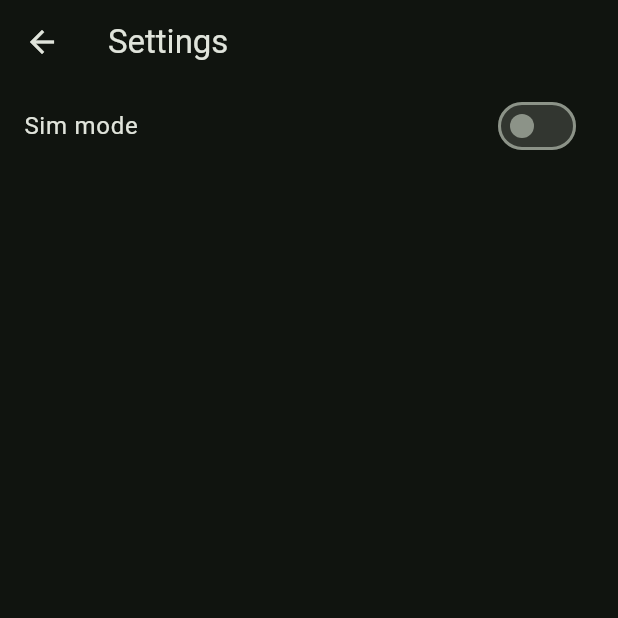
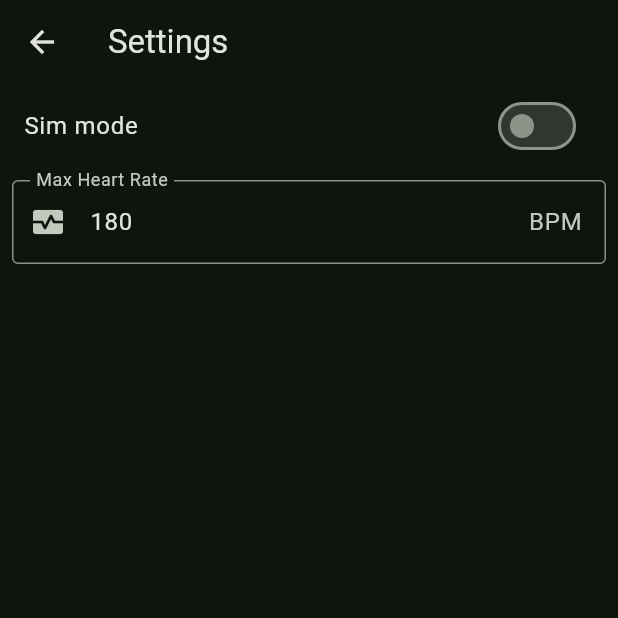
Before and after one commit to ray-cronelea/zone-2-training, a Flutter app: the screen it shows after launch, after a tap on the "settings" icon, on a phone screen of 412 x 824 dp, the top half of it. Run offline on Flutter 3.47's test engine with Material 3 defaults, Android fonts, the light colour scheme and no system bars; our stand-ins replace flutter_blue_plus, permission_handler, shared_preferences, syncfusion_flutter_charts; missing offline and left inert: keep_screen_on, simple_pid.

Commit message:
added configurable heart rate setpoint and setting for max heart rate for default value

```diff
--- a/lib/BluetoothSelectionScreen.dart
+++ b/lib/BluetoothSelectionScreen.dart
@@ -37,7 +37,7 @@ class _BluetoothSelectionScreenState extends State<BluetoothSelectionScreen> {
       ),
       floatingActionButton: FloatingActionButton(
         child: const Icon(Icons.refresh),
-        onPressed: () => scanBluetoothDevices,
+        onPressed: () => scanBluetoothDevices(),
       ),
     );
   }
--- a/lib/SettingsScreen.dart
+++ b/lib/SettingsScreen.dart
@@ -1,6 +1,7 @@
 import 'dart:async';
 
 import 'package:flutter/material.dart';
+import 'package:flutter/services.dart';
 import 'package:zone_2_training/preferences.dart';
 
 class SettingsScreen extends StatefulWidget {
@@ -11,26 +12,50 @@ class SettingsScreen extends StatefulWidget {
 }
 
 class _SettingsScreenState extends State<SettingsScreen> {
+  final maxHeartRateController = TextEditingController();
+
   bool _simMode = false;
+  int _maxHeartRate = 0;
 
   @override
   void initState() {
     super.initState();
-    readSimMode();
+    readSettings();
   }
 
-  Future<void> readSimMode() async {
+  @override
+  void dispose() {
+    super.dispose();
+    maxHeartRateController.dispose();
+  }
+
+  Future<void> readSettings() async {
     bool simMode = await Preferences.isSimMode();
+    int maxHeartRate = await Preferences.getMaxHeartRate();
+    maxHeartRateController.text = maxHeartRate.toString();
+    maxHeartRateController.addListener(() {
+      print("change");
+      int newVal = int.parse(maxHeartRateController.text);
+      if (_maxHeartRate != newVal) {
+        _maxHeartRate = newVal;
+        saveMaxHeartRate(_maxHeartRate);
+      }
+    });
     setState(() {
       _simMode = simMode;
+      _maxHeartRate = maxHeartRate;
     });
   }
 
-  Future<void> writeSimMode(bool value) async {
+  Future<void> saveSimMode(bool value) async {
     await Preferences.saveSimMode(value);
     setState(() {
       _simMode = value;
     });
+  }
+
+  Future<void> saveMaxHeartRate(int value) async {
+    await Preferences.saveMaxHeartRate(value);
   }
 
   @override
@@ -47,17 +72,27 @@ class _SettingsScreenState extends State<SettingsScreen> {
               value: _simMode,
               onChanged: (bool value) {
                 print("New value $value");
-                writeSimMode(value);
+                saveSimMode(value);
               },
             ),
-          )
+          ),
+          Padding(
+            padding: const EdgeInsets.all(8.0),
+            child: TextField(
+              controller: maxHeartRateController,
+              keyboardType: TextInputType.number,
+              inputFormatters: <TextInputFormatter>[FilteringTextInputFormatter.digitsOnly],
+              decoration: InputDecoration(
+                prefixIcon: Icon(Icons.monitor_heart),
+                suffixText: "BPM",
+                labelText: 'Max Heart Rate',
+                hintText: 'Enter your max heart rate',
+                border: OutlineInputBorder(),
+              ),
+            ),
+          ),
         ],
       ),
     );
   }
-
-  @override
-  void dispose() {
-    super.dispose();
-  }
 }
--- a/lib/preferences.dart
+++ b/lib/preferences.dart
@@ -1,17 +1,24 @@
 import 'package:shared_preferences/shared_preferences.dart';
 
 class Preferences {
-  static const String SIM_MODE = "SIM MODE";
+  static const String BOOL_SIM_MODE = "SIM MODE";
+  static const String INT_MAX_HEARTRATE = "MAX HEART RATE";
+
   static final Future<SharedPreferences> _prefs = SharedPreferences.getInstance();
 
   static saveSimMode(bool simMode) async {
     SharedPreferences pref = await _prefs;
-    pref.setBool(SIM_MODE, simMode).then((value) => print('Did setBool write: $value'));
+    pref.setBool(BOOL_SIM_MODE, simMode).then((value) => print('saveSimMode was successful: $value'));
+  }
+
+  static saveMaxHeartRate(int maxHeartRate) async {
+    SharedPreferences pref = await _prefs;
+    pref.setInt(INT_MAX_HEARTRATE, maxHeartRate).then((value) => print('saveMaxHeartRate was successful: $value'));
   }
 
   static Future<bool> isSimMode() async {
     SharedPreferences pref = await _prefs;
-    bool? simMode = pref.getBool(SIM_MODE);
+    bool? simMode = pref.getBool(BOOL_SIM_MODE);
 
     print('Sim mode value read : $simMode');
 
@@ -22,4 +29,18 @@ class Preferences {
     print("No value read from saved preferences. Returning default");
     return false;
   }
+
+  static Future<int> getMaxHeartRate() async {
+    SharedPreferences pref = await _prefs;
+    int? maxHeartRate = pref.getInt(INT_MAX_HEARTRATE);
+
+    print('INT_MAX_HEARTRATE value read : $maxHeartRate');
+
+    if (maxHeartRate != null) {
+      return maxHeartRate;
+    }
+
+    print("No value read from saved preferences. Returning default");
+    return 180;
+  }
 }
```
Also changed, not shown: lib/ExerciseScreen.dart (+38 -8 lines), lib/core/ExerciseCore.dart (+7 -5 lines).
